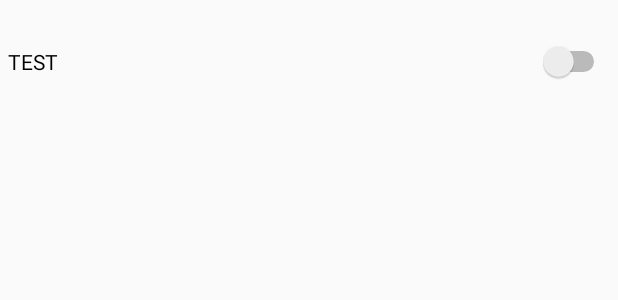
After one commit to unimata/MyHomeHub, an Android app: the layout switch_control_viewholder.xml on its own in the app's theme, with its tools: preview values and no code run, on a phone screen of 412 x 824 dp. The commit adds this screen. Shown: the top 300 px of the screen. Run offline under Robolectric (Android 15) with nearby library versions, the phone set to English and light mode, and no system bars.

Commit message:
Added Switch Based Control as well as its recycler view adapter.
Added Option Dropdown for future uses.

changed package from old workspace settings, roomr -> homehub

```diff
--- a/app/build.gradle
+++ b/app/build.gradle
@@ -3,7 +3,7 @@ apply plugin: 'com.android.application'
 android {
     compileSdkVersion 28
     defaultConfig {
-        applicationId "com.roomr.dragan.myhomehub"
+        applicationId "com.homehub.dragan.myhomehub"
         minSdkVersion 23
         targetSdkVersion 28
         versionCode 1
--- a/app/src/main/AndroidManifest.xml
+++ b/app/src/main/AndroidManifest.xml
@@ -1,6 +1,6 @@
 <?xml version="1.0" encoding="utf-8"?>
 <manifest xmlns:android="http://schemas.android.com/apk/res/android"
-    package="com.roomr.dragan.myhomehub">
+    package="com.homehub.dragan.myhomehub">
 
     <application
         android:allowBackup="true"
--- a/app/src/main/java/com/roomr/dragan/myhomehub/ViewHolder1.java
+++ b/app/src/main/java/com/homehub/dragan/myhomehub/ViewHolder1.java
@@ -1,4 +1,4 @@
-package com.roomr.dragan.myhomehub;
+package com.homehub.dragan.myhomehub;
 
 import android.support.v7.widget.RecyclerView;
 import android.view.View;
--- a/app/src/main/java/com/roomr/dragan/myhomehub/ViewHolder2.java
+++ b/app/src/main/java/com/homehub/dragan/myhomehub/ViewHolder2.java
@@ -1,4 +1,4 @@
-package com.roomr.dragan.myhomehub;
+package com.homehub.dragan.myhomehub;
 
 import android.support.v7.widget.RecyclerView;
 import android.view.View;
--- /dev/null
+++ b/app/src/main/res/layout/switch_control_viewholder.xml
@@ -0,0 +1,26 @@
+<?xml version="1.0" encoding="utf-8"?>
+<LinearLayout xmlns:android="http://schemas.android.com/apk/res/android"
+    android:id="@+id/switchContainer"
+    android:orientation="vertical"
+    android:layout_width="match_parent"
+    android:layout_height="wrap_content"
+    android:padding="5dp">
+
+    <TextView
+        android:id="@+id/text1"
+        android:layout_width="match_parent"
+        android:layout_height="wrap_content"
+        android:textStyle="bold"
+        android:textAppearance="?android:attr/textAppearanceListItemSmall"
+        android:gravity="center_vertical"/>
+
+
+    <Switch
+        android:id="@+id/switch1"
+        android:layout_width="match_parent"
+        android:layout_height="wrap_content"
+        android:text="TEST" />
+
+
+
+</LinearLayout>
```
Also changed, not shown: app/src/main/java/com/homehub/dragan/myhomehub/ComplexRecyclerViewAdapter.java (renamed from app/src/main/java/com/roomr/dragan/myhomehub/ComplexRecyclerViewAdapter.java, +29 -5 lines), app/src/main/java/com/homehub/dragan/myhomehub/MainActivity.java (renamed from app/src/main/java/com/roomr/dragan/myhomehub/MainActivity.java, +46 -7 lines), app/src/main/java/com/homehub/dragan/myhomehub/SwitchBasedControl.java (added, +35 -0 lines), app/src/main/java/com/homehub/dragan/myhomehub/SwitchControlViewHolder.java (added, +46 -0 lines), app/src/main/java/com/homehub/dragan/myhomehub/User.java (added, +28 -0 lines), app/src/main/java/com/roomr/dragan/myhomehub/User.java (deleted, +0 -26 lines), app/src/main/res/menu/logout.xml (added, +13 -0 lines), app/src/main/res/menu/navigation.xml (+6 -4 lines).
